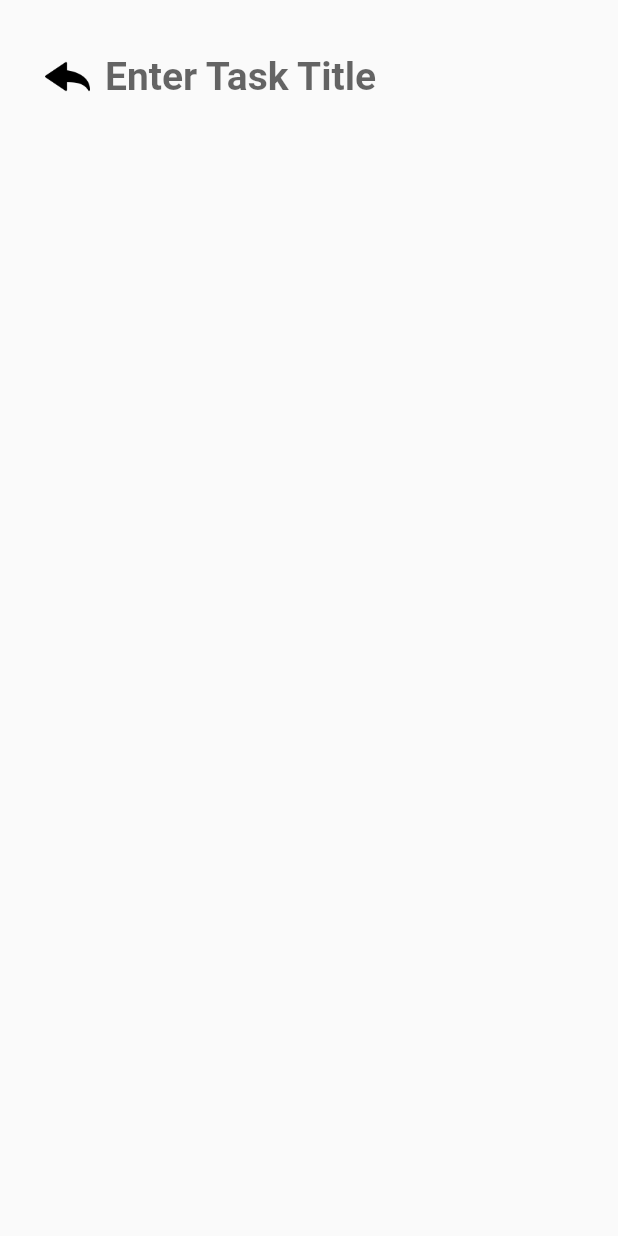
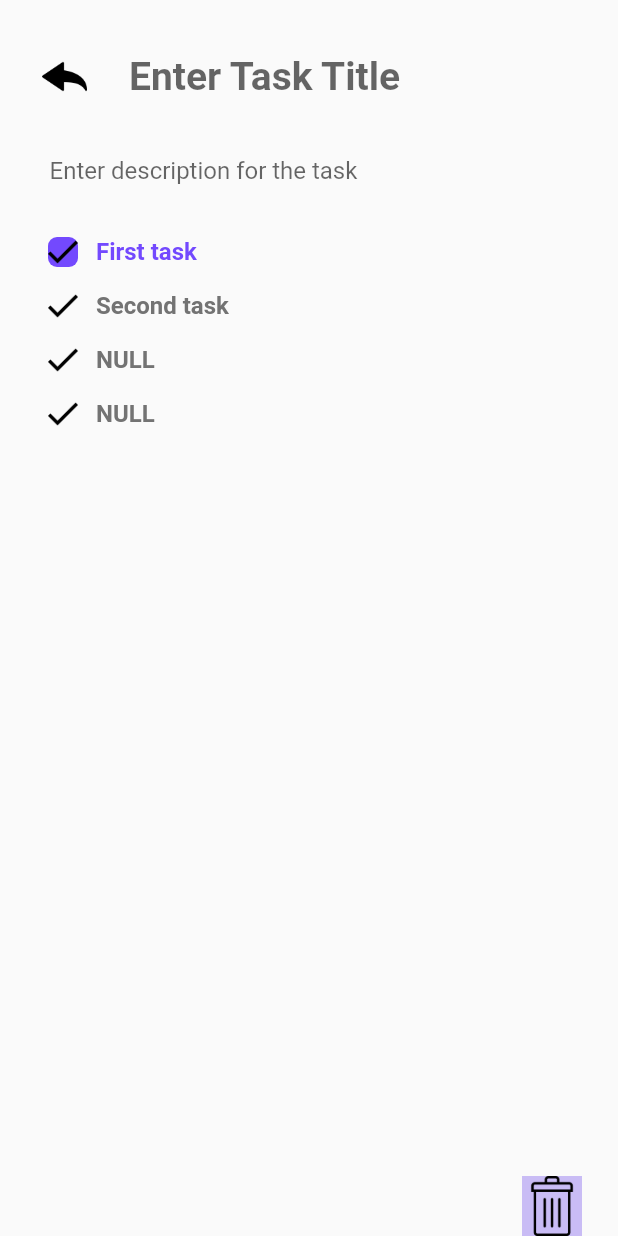
Before and after one commit to AndyWongCC/TODO_App, a Flutter app: the Taskpage screen opened directly, on a phone screen of 412 x 824 dp. Run offline on Flutter 3.47's test engine with Material 2 defaults, Android fonts, the phone set to English and light mode, and no system bars.

Commit message:
Delete button and check task function

```diff
--- a/lib/screens/homepage.dart
+++ b/lib/screens/homepage.dart
@@ -33,13 +33,14 @@ class _HomepageState extends State<Homepage> {
                     Container(
                       margin: EdgeInsets.only(top: 5, bottom: 18),
                     ),
-                    //TODO: Solve Scolling page
                     Expanded(
                       child: ListView(
                         children: [
                           TaskCardWidget(
-                              // title: 'Get Start',
-                              ),
+                            title: 'Get Start',
+                            desc:
+                                "Hi, User! Welcome to the TODO App. It helps you to keep track on things, please try and give us some feedback.",
+                          ),
                           TaskCardWidget(
                               // title: 'Get Start',
                               ),
--- a/lib/screens/taskpage.dart
+++ b/lib/screens/taskpage.dart
@@ -1,6 +1,7 @@
 import 'package:flutter/material.dart';
 import 'package:flutter/src/widgets/container.dart';
 import 'package:flutter/src/widgets/framework.dart';
+import 'package:todoapp/weidgets.dart';
 
 class Taskpage extends StatefulWidget {
   const Taskpage({super.key});
@@ -15,19 +16,25 @@ class _TaskpageState extends State<Taskpage> {
     return Scaffold(
         body: SafeArea(
       child: Container(
-        child: Column(children: [
+        child: Stack(
+          children: [
+            Column(crossAxisAlignment: CrossAxisAlignment.start, children: [
               Padding(
-            padding: const EdgeInsets.symmetric(vertical: 24, horizontal: 20),
+                padding: const EdgeInsets.only(top: 24, bottom: 12),
                 child: Row(
                   children: [
                     InkWell(
                       onTap: () {
                         Navigator.pop(context);
                       },
+                      child: Padding(
+                        padding: const EdgeInsets.symmetric(horizontal: 18),
                         child: Image(
                           width: 50,
                           height: 30,
-                    image: AssetImage('assets/images/back_arrow_icon.png'),
+                          image:
+                              AssetImage('assets/images/back_arrow_icon.png'),
+                        ),
                       ),
                     ),
                     Expanded(
@@ -41,11 +48,52 @@ class _TaskpageState extends State<Taskpage> {
                             fontWeight: FontWeight.bold,
                             color: Color.fromARGB(255, 121, 97, 216)),
                       ),
+                    ),
+                  ],
+                ),
+              ),
+              Padding(
+                padding: EdgeInsets.only(bottom: 12.0),
+                child: TextField(
+                  decoration: InputDecoration(
+                      hintText: "Enter description for the task",
+                      border: InputBorder.none,
+                      contentPadding: EdgeInsets.symmetric(horizontal: 33)),
+                ),
+              ),
+              TODOWidget(
+                text: "First task",
+                isDone: true,
+              ),
+              TODOWidget(
+                text: "Second task",
+              ),
+              TODOWidget(),
+              TODOWidget(),
+            ]),
+            Positioned(
+              bottom: 0.0,
+              right: 24.0,
+              child: GestureDetector(
+                onTap: () {
+                  Navigator.push(
+                    context,
+                    MaterialPageRoute(builder: (context) => Taskpage()),
+                  );
+                },
+                child: Container(
+                  decoration: BoxDecoration(
+                    color: Color.fromARGB(255, 201, 188, 245),
+                  ),
+                  child: Image(
+                      width: 40,
+                      height: 40,
+                      image: AssetImage('assets/images/delete_icon.png')),
+                ),
+              ),
             )
           ],
         ),
-          )
-        ]),
       ),
     ));
   }
--- a/lib/weidgets.dart
+++ b/lib/weidgets.dart
@@ -3,9 +3,9 @@ import 'package:flutter/src/widgets/framework.dart';
 import 'package:flutter/material.dart';
 
 class TaskCardWidget extends StatelessWidget {
-  // final String title;
-  // TODO: Error
-  // TaskCardWidget({this.title});
+  final String title;
+  final String desc;
+  TaskCardWidget({this.title = "Empty", this.desc = "Empty"});
   // TODO: SuccessCase: But cannot modify
   // TaskCardWidget({required this.title})
 
@@ -22,8 +22,7 @@ class TaskCardWidget extends StatelessWidget {
           crossAxisAlignment: CrossAxisAlignment.start,
           children: [
             Text(
-              // title ?? "Empty",
-              "Get Start",
+              title,
               style: TextStyle(
                   color: Color.fromARGB(255, 121, 97, 216),
                   fontSize: 24.0,
@@ -32,8 +31,7 @@ class TaskCardWidget extends StatelessWidget {
             Container(
               margin: EdgeInsets.only(bottom: 10),
             ),
-            Text(
-                "Hi, User! Welcome to the TODO App. It helps you to keep track on things, please try and give us some feedback.",
+            Text(desc,
                 style: TextStyle(
                   color: Color.fromARGB(255, 108, 71, 255),
                   fontSize: 16,
@@ -43,3 +41,40 @@ class TaskCardWidget extends StatelessWidget {
         ));
   }
 }
+
+class TODOWidget extends StatelessWidget {
+  final String text;
+  final bool isDone;
+  TODOWidget({this.text = "NULL", this.isDone = false});
+
+  @override
+  Widget build(BuildContext context) {
+    return Container(
+        padding: EdgeInsets.symmetric(
+          horizontal: 32,
+          vertical: 8,
+        ),
+        child: Row(
+          children: [
+            Container(
+              width: 20,
+              height: 20,
+              margin: EdgeInsets.only(right: 12),
+              decoration: BoxDecoration(
+                  color: isDone ? Color(0xFF7349FE) : Colors.transparent,
+                  borderRadius: BorderRadius.circular(6.0)),
+              child: Image(image: AssetImage('assets/images/check_icon.png')),
+            ),
+            Text(
+              text,
+              style: TextStyle(
+                  color: isDone
+                      ? Color(0xFF7349FE)
+                      : Color.fromARGB(255, 115, 115, 115),
+                  fontSize: 16,
+                  fontWeight: FontWeight.bold),
+            ),
+          ],
+        ));
+  }
+}
```
Lines whose indentation alone changed are shown as unchanged.
